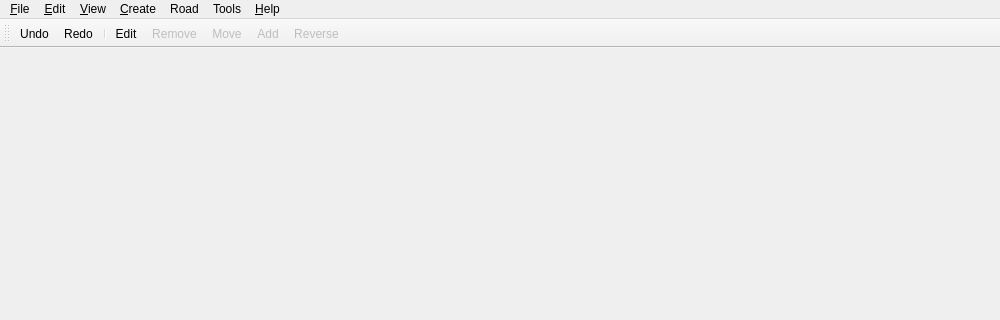
The window that MainWindow.ui (openstreetmap/merkaartor) describes before a commit, drawn with Qt 5; both pictures show x 0 to 1000 and y 0 to 320 of the 1000 by 600 pixel window.
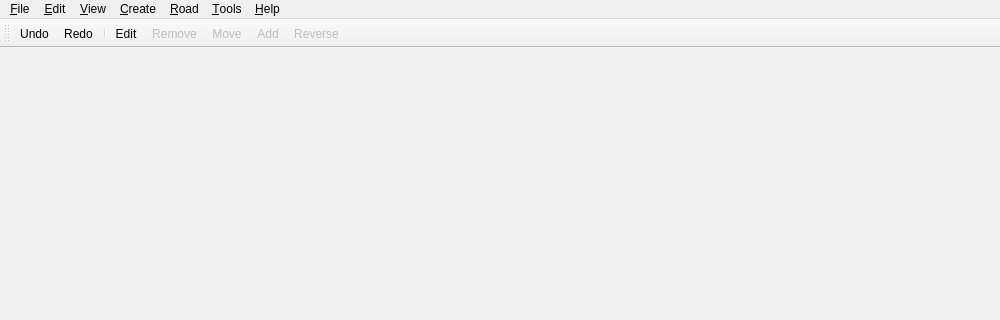
The same window after the commit. Icons and pictures are not drawn.

Diff of the .ui file:
```diff
--- a/MainWindow.ui
+++ b/MainWindow.ui
@@ -41,7 +41,7 @@
    </widget>
    <widget class="QMenu" name="menuRoad" >
     <property name="title" >
-     <string>Road</string>
+     <string>&amp;Road</string>
     </property>
     <addaction name="roadSplitAction" />
     <addaction name="roadBreakAction" />
@@ -103,7 +103,7 @@
    </widget>
    <widget class="QMenu" name="menuTools" >
     <property name="title" >
-     <string>Tools</string>
+     <string>&amp;Tools</string>
     </property>
     <widget class="QMenu" name="menuStyle_2" >
      <property name="title" >
```
Left out of the diff: 76 changed lines with no effect on the pictures.
